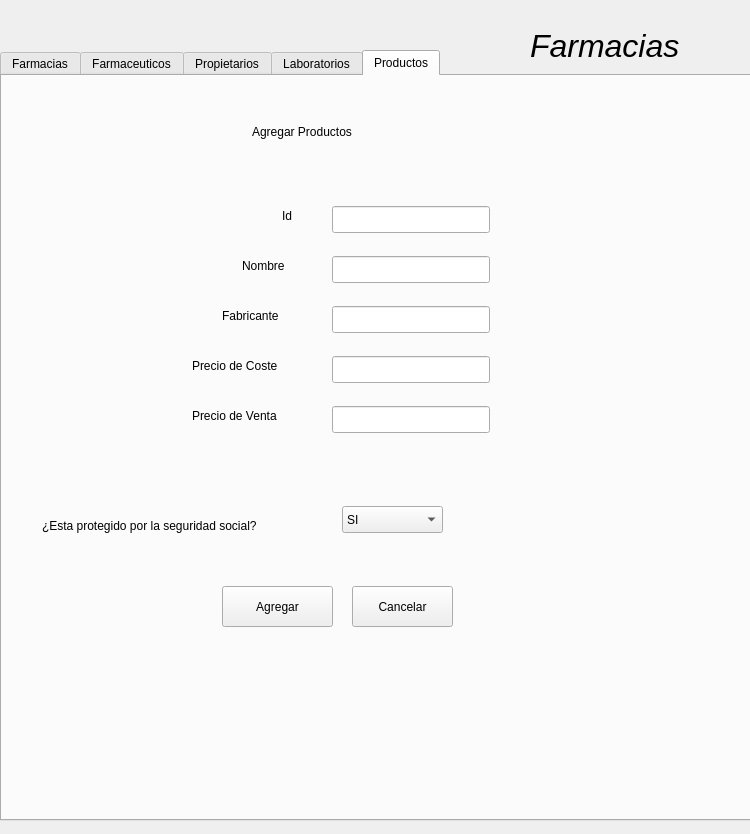
Old version of the form venv/GUI.ui in the repository mikeen97/ProyectoNoSQLBDII.
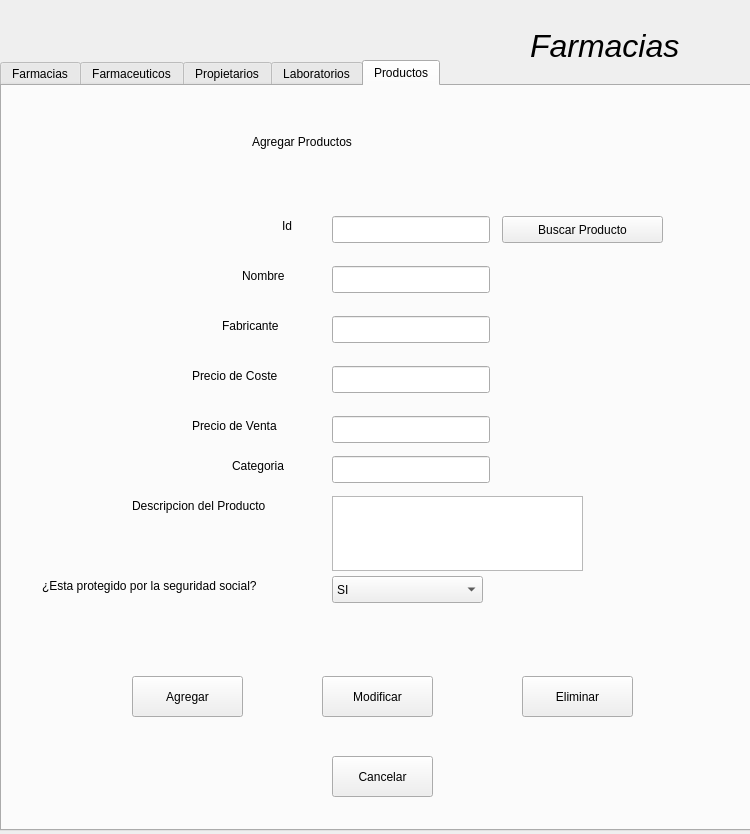
New version of the form. The open tabs and pages were chosen to show the change.

Commit message: La merda verga

What changed in the file:
```diff
--- a/venv/GUI.ui
+++ b/venv/GUI.ui
@@ -43,7 +43,7 @@
    <property name="geometry">
     <rect>
      <x>0</x>
-     <y>50</y>
+     <y>60</y>
      <width>751</width>
      <height>771</height>
     </rect>
@@ -987,8 +987,8 @@
      <property name="geometry">
       <rect>
        <x>40</x>
-       <y>440</y>
-       <width>271</width>
+       <y>490</y>
+       <width>261</width>
        <height>20</height>
       </rect>
      </property>
@@ -1015,8 +1015,8 @@
     <widget class="QPushButton" name="bt_Producto_cancelar">
      <property name="geometry">
       <rect>
-       <x>350</x>
-       <y>510</y>
+       <x>330</x>
+       <y>670</y>
        <width>101</width>
        <height>41</height>
       </rect>
@@ -1028,8 +1028,8 @@
     <widget class="QPushButton" name="bt_Producto_agregar">
      <property name="geometry">
       <rect>
-       <x>220</x>
-       <y>510</y>
+       <x>130</x>
+       <y>590</y>
        <width>111</width>
        <height>41</height>
       </rect>
@@ -1041,9 +1041,9 @@
     <widget class="QComboBox" name="cb_Producto_TieneProteccion">
      <property name="geometry">
       <rect>
-       <x>340</x>
-       <y>430</y>
-       <width>101</width>
+       <x>330</x>
+       <y>490</y>
+       <width>151</width>
        <height>27</height>
       </rect>
      </property>
@@ -1058,6 +1058,91 @@
       </property>
      </item>
     </widget>
+    <widget class="QLineEdit" name="tf_Producto_Categoria">
+     <property name="geometry">
+      <rect>
+       <x>330</x>
+       <y>370</y>
+       <width>158</width>
+       <height>27</height>
+      </rect>
+     </property>
+    </widget>
+    <widget class="QLabel" name="label_36">
+     <property name="geometry">
+      <rect>
+       <x>230</x>
+       <y>370</y>
+       <width>71</width>
+       <height>20</height>
+      </rect>
+     </property>
+     <property name="text">
+      <string>Categoria</string>
+     </property>
+    </widget>
+    <widget class="QLabel" name="label_37">
+     <property name="geometry">
+      <rect>
+       <x>130</x>
+       <y>410</y>
+       <width>171</width>
+       <height>20</height>
+      </rect>
+     </property>
+     <property name="text">
+      <string>Descripcion del Producto</string>
+     </property>
+    </widget>
+    <widget class="QPlainTextEdit" name="tf_Producto_DescripcionProducto">
+     <property name="geometry">
+      <rect>
+       <x>330</x>
+       <y>410</y>
+       <width>251</width>
+       <height>75</height>
+      </rect>
+     </property>
+    </widget>
+    <widget class="QPushButton" name="bt_Producto_Modificar">
+     <property name="geometry">
+      <rect>
+       <x>320</x>
+       <y>590</y>
+       <width>111</width>
+       <height>41</height>
+      </rect>
+     </property>
+     <property name="text">
+      <string>Modificar</string>
+     </property>
+    </widget>
+    <widget class="QPushButton" name="bt_Producto_Eliminar">
+     <property name="geometry">
+      <rect>
+       <x>520</x>
+       <y>590</y>
+       <width>111</width>
+       <height>41</height>
+      </rect>
+     </property>
+     <property name="text">
+      <string>Eliminar</string>
+     </property>
+    </widget>
+    <widget class="QPushButton" name="bt_FindProducto">
+     <property name="geometry">
+      <rect>
+       <x>500</x>
+       <y>130</y>
+       <width>161</width>
+       <height>27</height>
+      </rect>
+     </property>
+     <property name="text">
+      <string>Buscar Producto</string>
+     </property>
+    </widget>
    </widget>
   </widget>
  </widget>
```
Left out of the diff: 198 changed lines with no effect on the pictures. The commit also changes 2 other files.
